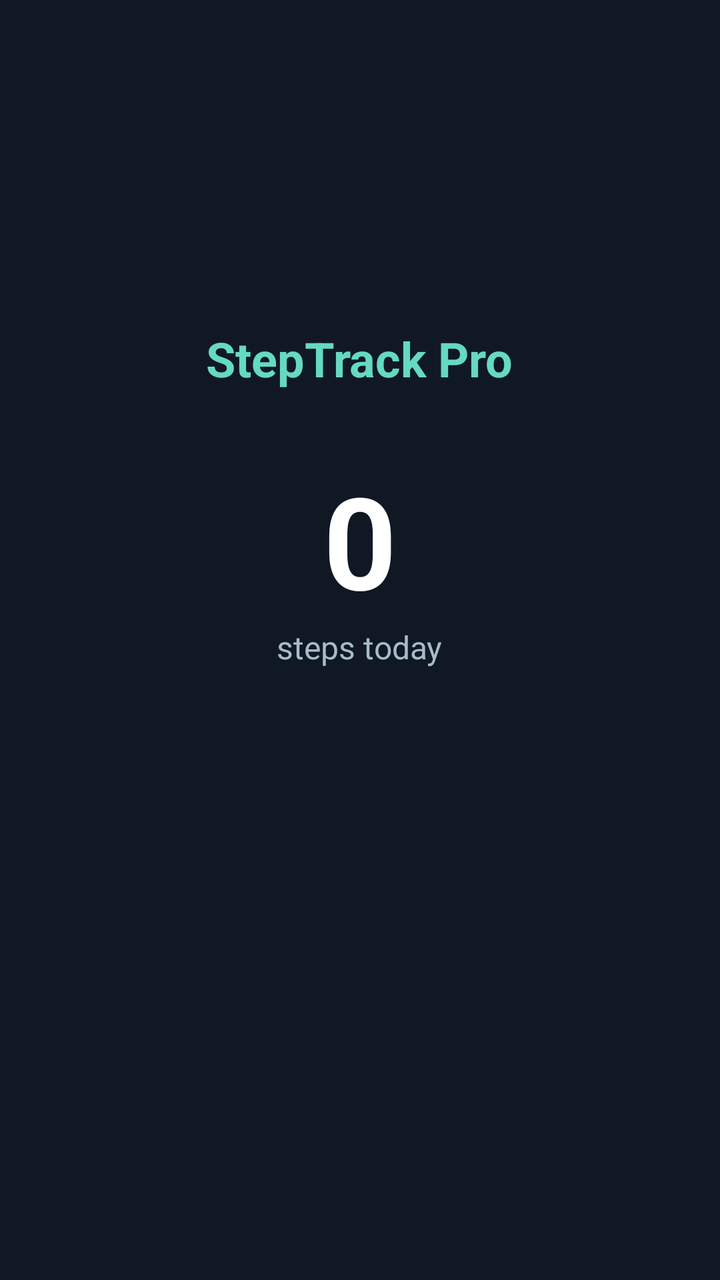
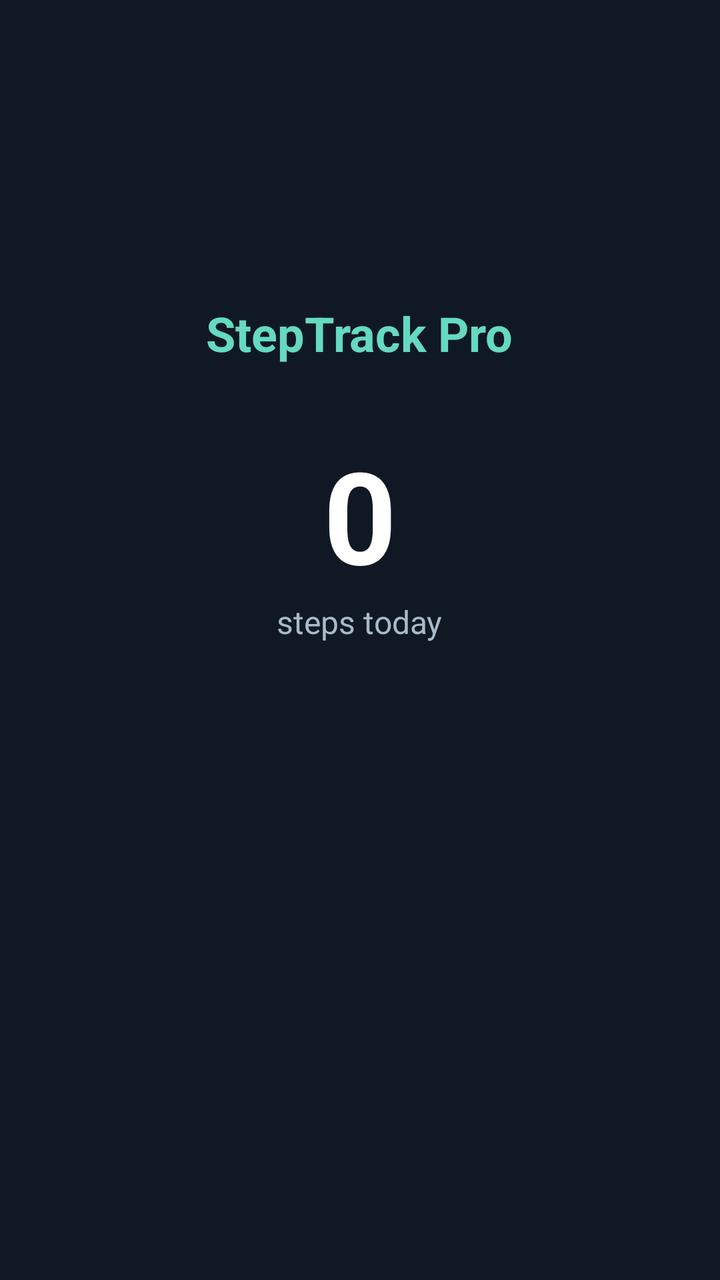

Before-and-after screenshots of an Android layout around one commit, followed by the original layout XML and the change that was made.
<!-- AndroidManifest.xml: application theme Theme.StepTrackPro -->
<!-- res/layout/activity_main.xml -->
<?xml version="1.0" encoding="utf-8"?>
<FrameLayout xmlns:android="http://schemas.android.com/apk/res/android"
    android:layout_width="match_parent"
    android:layout_height="match_parent"
    android:background="@color/st_background"
    android:fitsSystemWindows="true">

    <LinearLayout
        android:layout_width="match_parent"
        android:layout_height="wrap_content"
        android:layout_gravity="center"
        android:gravity="center_horizontal"
        android:orientation="vertical"
        android:padding="24dp">

        <TextView
            android:layout_width="wrap_content"
            android:layout_height="wrap_content"
            android:text="@string/app_name"
            android:textColor="@color/st_primary"
            android:textSize="24sp"
            android:textStyle="bold" />

        <TextView
            android:id="@+id/stepsText"
            android:layout_width="wrap_content"
            android:layout_height="wrap_content"
            android:layout_marginTop="32dp"
            android:text="0"
            android:textColor="@color/st_text"
            android:textSize="64sp"
            android:textStyle="bold" />

        <TextView
            android:layout_width="wrap_content"
            android:layout_height="wrap_content"
            android:text="@string/steps_today_label"
            android:textColor="@color/st_muted"
            android:textSize="16sp" />

        <TextView
            android:id="@+id/detailsText"
            android:layout_width="wrap_content"
            android:layout_height="wrap_content"
            android:layout_marginTop="12dp"
            android:textColor="@color/st_secondary"
            android:textSize="16sp" />

        <TextView
            android:id="@+id/statusText"
            android:layout_width="wrap_content"
            android:layout_height="wrap_content"
            android:layout_marginTop="32dp"
            android:gravity="center"
            android:textColor="@color/st_accent"
            android:textSize="15sp" />

        <com.google.android.material.button.MaterialButton
            android:id="@+id/actionButton"
            android:layout_width="wrap_content"
            android:layout_height="wrap_content"
            android:layout_marginTop="16dp"
            android:visibility="gone" />

        <TextView
            android:id="@+id/versionText"
            android:layout_width="wrap_content"
            android:layout_height="wrap_content"
            android:layout_marginTop="40dp"
            android:textColor="@color/st_muted"
            android:textSize="12sp" />

    </LinearLayout>

</FrameLayout>
<!-- resources referenced by this layout -->
<resources>
  <color name="st_accent">#FFB66D</color>
  <color name="st_background">#101923</color>
  <color name="st_muted">#A8BBCB</color>
  <color name="st_primary">#65D9C2</color>
  <color name="st_secondary">#8EA4B6</color>
  <color name="st_text">#FFFFFF</color>
  <string name="app_name">StepTrack Pro</string>
  <string name="steps_today_label">steps today</string>
  <style name="Theme.StepTrackPro" parent="Theme.Material3.Dark.NoActionBar">
          <item name="colorPrimary">@color/st_primary</item>
          <item name="colorOnPrimary">@color/st_background</item>
          <item name="colorSecondary">@color/st_secondary</item>
          <item name="colorSurface">@color/st_card</item>
          <item name="colorOnSurface">@color/st_text</item>
          <item name="android:colorBackground">@color/st_background</item>
          <item name="colorOnBackground">@color/st_text</item>
          <item name="android:statusBarColor">@color/st_background</item>
          <item name="android:navigationBarColor">@color/st_background</item>
      </style>
  <color name="st_card">#1D2A37</color>
</resources>

<!-- the commit's change to res/layout/activity_main.xml (unified diff, before → after) -->
@@ -47,6 +47,14 @@
             android:textSize="16sp" />
 
         <TextView
+            android:id="@+id/lastStepText"
+            android:layout_width="wrap_content"
+            android:layout_height="wrap_content"
+            android:layout_marginTop="8dp"
+            android:textColor="@color/st_muted"
+            android:textSize="13sp" />
+
+        <TextView
             android:id="@+id/statusText"
             android:layout_width="wrap_content"
             android:layout_height="wrap_content"
@@ -62,6 +70,15 @@
             android:layout_marginTop="16dp"
             android:visibility="gone" />
 
+        <com.google.android.material.button.MaterialButton
+            android:id="@+id/batteryButton"
+            style="@style/Widget.Material3.Button.OutlinedButton"
+            android:layout_width="wrap_content"
+            android:layout_height="wrap_content"
+            android:layout_marginTop="12dp"
+            android:text="@string/action_battery"
+            android:visibility="gone" />
+
         <TextView
             android:id="@+id/versionText"
             android:layout_width="wrap_content"
<!-- resource entries referenced after the edit -->
@@ -6,6 +6,7 @@
   <color name="st_primary">#65D9C2</color>
   <color name="st_secondary">#8EA4B6</color>
   <color name="st_text">#FFFFFF</color>
+  <string name="action_battery">Battery guidance</string>
   <string name="app_name">StepTrack Pro</string>
   <string name="steps_today_label">steps today</string>
   <style name="Theme.StepTrackPro" parent="Theme.Material3.Dark.NoActionBar">
